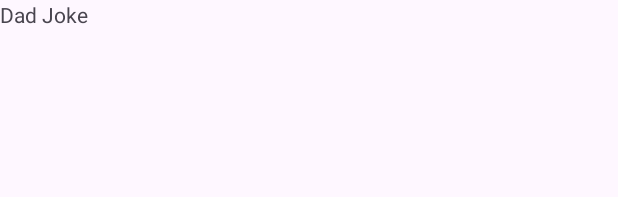
After one commit to AliCoopaaaah/Test, an Android app: the layout fragment_dad_joke.xml on its own in the app's theme, with its tools: preview values and no code run, on a phone screen of 412 x 824 dp. The commit adds this screen. Shown: the top 197 px of the screen. Run offline under Robolectric (Android 15) with nearby library versions, the phone set to English and light mode, and no system bars.

Commit message:
Fragment still doesn't work

```diff
--- /dev/null
+++ b/app/src/main/res/layout/fragment_dad_joke.xml
@@ -0,0 +1,15 @@
+<?xml version="1.0" encoding="utf-8"?>
+<FrameLayout xmlns:android="http://schemas.android.com/apk/res/android"
+    xmlns:tools="http://schemas.android.com/tools"
+    android:layout_width="match_parent"
+    android:layout_height="match_parent"
+    tools:context=".DadJoke">
+
+    <!-- TODO: Update blank fragment layout -->
+    <TextView
+        android:id="@+id/dadJokeTextView"
+        android:layout_width="match_parent"
+        android:layout_height="match_parent"
+        android:text="Dad Joke" />
+
+</FrameLayout>
--- a/app/src/main/res/values/colors.xml
+++ b/app/src/main/res/values/colors.xml
@@ -2,4 +2,5 @@
 <resources>
     <color name="black">#FF000000</color>
     <color name="white">#FFFFFFFF</color>
+    <color name="teal">#6495ED</color>
 </resources>
```
Also changed, not shown: app/src/main/java/com/example/test/DadJoke.java (added, +23 -0 lines), app/src/main/java/com/example/test/MainActivity.java (+44 -0 lines), app/src/main/res/layout/activity_main.xml (+30 -7 lines), app/src/main/res/menu/toolbar_menu.xml (+17 -6 lines), app/src/main/res/values/strings.xml (+9 -8 lines), app/src/main/res/drawable/dragon.png, app/src/main/res/drawable/duck.png.
